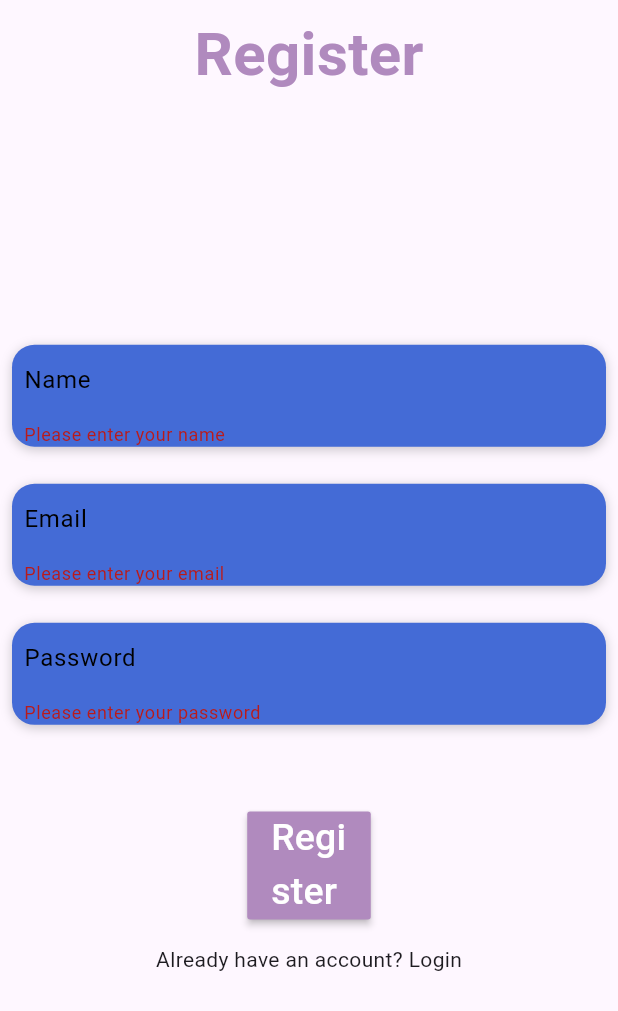
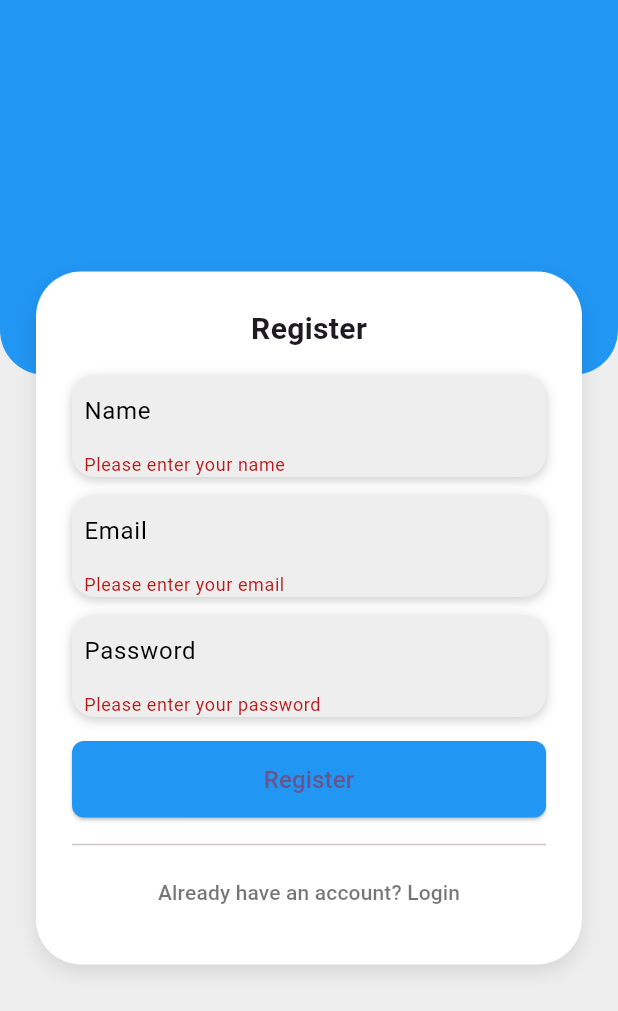
Before and after one commit to 7788996633/Grad, a Flutter app: the RegisterScreen screen opened directly, after a tap on "Register", on a phone screen of 412 x 824 dp. Shown: the top 1011 px of the screen. Run offline on Flutter 3.47's test engine with Material 3 defaults, Android fonts, the phone set to English and light mode, and no system bars; our stand-ins replace bloc, file_picker, flutter_bloc, shared_preferences; missing offline and left inert: syncfusion_flutter_pdfviewer; accounts and stored records are empty; network calls fail.

Commit message:
🔧 Modify lawyer BLoC, services, UI and repository integration

```diff
--- a/lib/main.dart
+++ b/lib/main.dart
@@ -1,10 +1,13 @@
 import 'package:flutter/material.dart';
 import 'package:flutter_bloc/flutter_bloc.dart';
+import 'package:untitled5/presentation/screen/LawyerScreen.dart';
 import 'package:untitled5/presentation/screen/login_screen.dart';
+import 'package:untitled5/presentation/screen/register_screen.dart';
 
 import 'package:untitled5/presentation/widgets/add_lawyer_sheet.dart';
 import 'blocs/add_lawyer_sheet/add_lawyer_bloc.dart';
 import 'blocs/auth_bloc/auth_bloc.dart';
+import 'blocs/lawyer/lawyer_bloc.dart';
 import 'data/services/add_lawyer_service.dart';
 
 void main() {
@@ -24,9 +27,8 @@ class MyApp extends StatelessWidget {
       ),
       home: BlocProvider(
         create: (context) => AuthBloc(
-
         ),
-        child: const LoginScreen(),
+        child:  RegisterScreen(),
       ),
     );
   }
--- a/lib/presentation/screen/register_screen.dart
+++ b/lib/presentation/screen/register_screen.dart
@@ -1,52 +1,62 @@
 import 'package:flutter/material.dart';
 import 'package:flutter_bloc/flutter_bloc.dart';
 
-
 import '../../blocs/auth_bloc/auth_bloc.dart';
 import '../../const.dart';
-
 import '../widgets/CustomTextField.dart';
 import 'login_screen.dart';
+import 'home.dart';
 
 class RegisterScreen extends StatefulWidget {
   const RegisterScreen({super.key});
 
   @override
-  State<RegisterScreen> createState() => RegisterScreenState();
+  State<RegisterScreen> createState() => _RegisterScreenState();
 }
 
-class RegisterScreenState extends State<RegisterScreen> {
-  TextEditingController nameController = TextEditingController();
-  TextEditingController emailController = TextEditingController();
-  TextEditingController passwordController = TextEditingController();
-  GlobalKey<FormState> myKey = GlobalKey<FormState>();
-
-  // Validators
-  String? emailValidator(String? value) {
-    if (value == null || value.isEmpty) {
-      return 'Please enter your email';
-    }
-    if (!RegExp(r'^[^@]+@[^@]+\.[^@]+').hasMatch(value)) {
-      return 'Please enter a valid email';
-    }
-    return null;
-  }
+class _RegisterScreenState extends State<RegisterScreen> {
+  final TextEditingController nameController = TextEditingController();
+  final TextEditingController emailController = TextEditingController();
+  final TextEditingController passwordController = TextEditingController();
+  final GlobalKey<FormState> myKey = GlobalKey<FormState>();
 
   String? nameValidator(String? value) {
-    if (value == null || value.isEmpty) {
+    if (value == null || value.trim().isEmpty) {
       return 'Please enter your name';
     }
     return null;
   }
 
+  String? emailValidator(String? value) {
+    if (value == null || value.trim().isEmpty) {
+      return 'Please enter your email';
+    }
+    if (!RegExp(r'^[^@]+@[^@]+\.[^@]+').hasMatch(value.trim())) {
+      return 'Please enter a valid email address';
+    }
+    return null;
+  }
+
   String? passwordValidator(String? value) {
-    if (value == null || value.isEmpty) {
+    if (value == null || value.trim().isEmpty) {
       return 'Please enter your password';
     }
     if (value.length < 8) {
       return 'Password must be at least 8 characters long';
     }
     return null;
+  }
+
+  void handleRegister() {
+    if (myKey.currentState?.validate() ?? false) {
+      BlocProvider.of<AuthBloc>(context).add(
+        RegisterEvent(
+          name: nameController.text.trim(),
+          email: emailController.text.trim(),
+          password: passwordController.text,
+        ),
+      );
+    }
   }
 
   @override
@@ -57,9 +67,11 @@ class RegisterScreenState extends State<RegisterScreen> {
           setState(() {
             myToken = state.token;
           });
-          // Navigator.of(context).push(
-          //   MaterialPageRoute(builder: (context) => const Home()),
-          // );
+          Navigator.of(context).push(
+            MaterialPageRoute(
+              builder: (context) => const Home(),
+            ),
+          );
         } else if (state is AuthFail) {
           Navigator.of(context).pop();
           showDialog(
@@ -85,80 +97,98 @@ class RegisterScreenState extends State<RegisterScreen> {
             ),
           );
         }
-        print(state);
       },
       builder: (context, state) => Scaffold(
-        body: Container(
-          padding: const EdgeInsets.all(8),
+        backgroundColor: Colors.grey[200],
+        body: Stack(
+          children: [
+            // Top blue curved container
+            Container(
+              height: 250,
+              width: double.infinity,
+              decoration: const BoxDecoration(
+                color: Color(0xFF2196F3),
+                borderRadius: BorderRadius.only(
+                  bottomLeft: Radius.circular(30),
+                  bottomRight: Radius.circular(30),
+                ),
+              ),
+            ),
+
+            // Register form
+            Align(
+              alignment: Alignment.center,
+              child: SingleChildScrollView(
+                padding: const EdgeInsets.symmetric(horizontal: 24.0),
                 child: Form(
                   key: myKey,
-            child: SingleChildScrollView(
+                  child: Container(
+                    padding: const EdgeInsets.all(24),
+                    decoration: BoxDecoration(
+                      color: Colors.white,
+                      borderRadius: BorderRadius.circular(30),
+                      boxShadow: [
+                        BoxShadow(
+                          color: Colors.black.withOpacity(0.1),
+                          blurRadius: 10,
+                          offset: const Offset(0, 5),
+                        )
+                      ],
+                    ),
                     child: Column(
+                      mainAxisSize: MainAxisSize.min,
                       children: [
                         const Text(
                           "Register",
                           style: TextStyle(
-                        color: Color.fromARGB(255, 176, 138, 190),
+                            fontSize: 20,
                             fontWeight: FontWeight.bold,
-                        fontSize: 40),
                           ),
-                  SizedBox(height: MediaQuery.sizeOf(context).height * 0.2),
+                        ),
+                        const SizedBox(height: 16),
                         CustomTextFeild(
-                    color: const Color.fromARGB(255, 68, 107, 214),
-
+                          color: Colors.grey[200]!,
                           validator: nameValidator,
                           controller: nameController,
                           text: "Name",
                         ),
-                  SizedBox(height: MediaQuery.sizeOf(context).height * 0.03),
+                        const SizedBox(height: 12),
                         CustomTextFeild(
-                    color: const Color.fromARGB(255, 68, 107, 214),
-
+                          color: Colors.grey[200]!,
                           validator: emailValidator,
                           controller: emailController,
                           text: "Email",
                         ),
-                  SizedBox(height: MediaQuery.sizeOf(context).height * 0.03),
+                        const SizedBox(height: 12),
                         CustomTextFeild(
-                    color: const Color.fromARGB(255, 68, 107, 214),
-
+                          color: Colors.grey[200]!,
                           validator: passwordValidator,
                           controller: passwordController,
                           text: "Password",
                         ),
-                  SizedBox(height: MediaQuery.sizeOf(context).height * 0.07),
-                  Container(
-                    decoration: const BoxDecoration(
-                      borderRadius: BorderRadius.all(
-                        Radius.circular(50),
+                        const SizedBox(height: 16),
+                        SizedBox(
+                          width: double.infinity,
+                          child: ElevatedButton(
+                            style: ElevatedButton.styleFrom(
+                              backgroundColor: const Color(0xFF2196F3),
+                              padding:
+                              const EdgeInsets.symmetric(vertical: 14),
+                              shape: RoundedRectangleBorder(
+                                borderRadius: BorderRadius.circular(8),
                               ),
                             ),
-                    width: MediaQuery.sizeOf(context).width * 0.2,
-                    child: MaterialButton(
-                      color: const Color.fromARGB(255, 176, 138, 190),
-                      onPressed: () async {
-                        if (myKey.currentState?.validate() ?? false) {
-                          BlocProvider.of<AuthBloc>(context).add(
-                            RegisterEvent(
-                              email: emailController.text,
-                              password: passwordController.text,
-                              name: nameController.text,
-                            ),
-                          );
-                        }
-                      },
+                            onPressed: handleRegister,
                             child: const Text(
                               "Register",
-                        style: TextStyle(
-                          fontSize: 25,
-                          color: Colors.white,
+                              style: TextStyle(fontSize: 16),
                             ),
                           ),
                         ),
-                  ),
-                  SizedBox(height: MediaQuery.sizeOf(context).height * 0.02),
-                  InkWell(
-                    onTap: () {
+                        const SizedBox(height: 10),
+                        const Divider(),
+                        TextButton(
+                          onPressed: () {
                             Navigator.of(context).pushReplacement(
                               MaterialPageRoute(
                                 builder: (context) => const LoginScreen(),
@@ -167,6 +197,7 @@ class RegisterScreenState extends State<RegisterScreen> {
                           },
                           child: const Text(
                             "Already have an account? Login",
+                            style: TextStyle(color: Colors.black54),
                           ),
                         ),
                       ],
@@ -175,6 +206,9 @@ class RegisterScreenState extends State<RegisterScreen> {
                 ),
               ),
             ),
+          ],
+        ),
+      ),
     );
   }
 }
--- a/lib/presentation/widgets/add_lawyer_sheet.dart
+++ b/lib/presentation/widgets/add_lawyer_sheet.dart
@@ -79,15 +79,15 @@ class _AddLawyerSheetState extends State<AddLawyerSheet> {
             listener: (context, state) {
               if (state is AddLawyerLoading) {
                 setState(() {
-                  resultMessage = "Uploading... ⏳";
+                  resultMessage = "Uploading... ";
                 });
               } else if (state is AddLawyerSuccess) {
                 setState(() {
-                  resultMessage = "Upload successful ✅";
+                  resultMessage = "Upload successful ";
                 });
                 ScaffoldMessenger.of(context).showSnackBar(
                   const SnackBar(
-                    content: Text("Upload successful ✅"),
+                    content: Text("Upload successful "),
                     backgroundColor: Colors.green,
                   ),
                 );
--- a/lib/presentation/widgets/user_item.dart
+++ b/lib/presentation/widgets/user_item.dart
@@ -36,7 +36,7 @@ class UserItem extends StatelessWidget {
                     create: (_) => AddLawyerBloc(
                       service: AddLawyerService(),
                       userId: userModel.id,
-                      token: myToken, // تأكد من أن `myToken` متوفر
+                      token: myToken,
                     ),
                     child: const AddLawyerSheet(),
                   ),
--- a/pubspec.yaml
+++ b/pubspec.yaml
@@ -39,6 +39,7 @@ dependencies:
   file_picker: ^6.1.0
   flutter_bloc: ^8.1.1
   syncfusion_flutter_pdfviewer: ^24.1.41
+  shared_preferences: ^2.2.2
 dev_dependencies:
   flutter_test:
     sdk: flutter
```
Also changed, not shown: lib/blocs/lawyer/lawyer_bloc.dart (added, +54 -0 lines), lib/blocs/lawyer/lawyer_event.dart (added, +17 -0 lines), lib/blocs/lawyer/lawyer_state.dart (added, +28 -0 lines), lib/data/model/LawyerModel.dart (deleted, +0 -31 lines), lib/data/model/lawyer_model.dart (added, +38 -0 lines), lib/data/repositories/lawyer_repository.dart (added, +98 -0 lines), lib/data/services/add_lawyer_service.dart (+4 -4 lines), lib/data/services/auth_services.dart (+24 -9 lines), lib/presentation/screen/LawyerProfileScreen.dart (added, +99 -0 lines), lib/presentation/screen/LawyerScreen.dart (added, +102 -0 lines), lib/presentation/screen/login_screen.dart (+4 -4 lines), lib/blocs/lawyer_profile/lawyer_profile_bloc.dart (added), lib/blocs/lawyer_profile/lawyer_profile_event.dart (added), lib/blocs/lawyer_profile/lawyer_profile_state.dart (added), 1 more files, 1 other file. Lines whose indentation alone changed are shown as unchanged.
